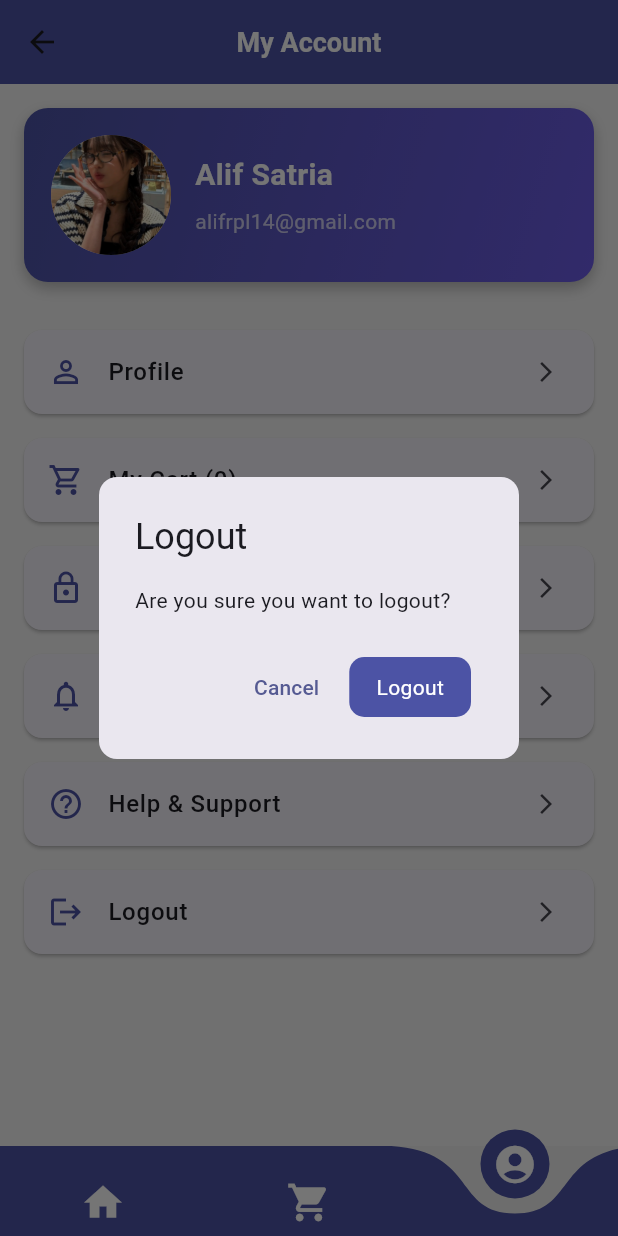
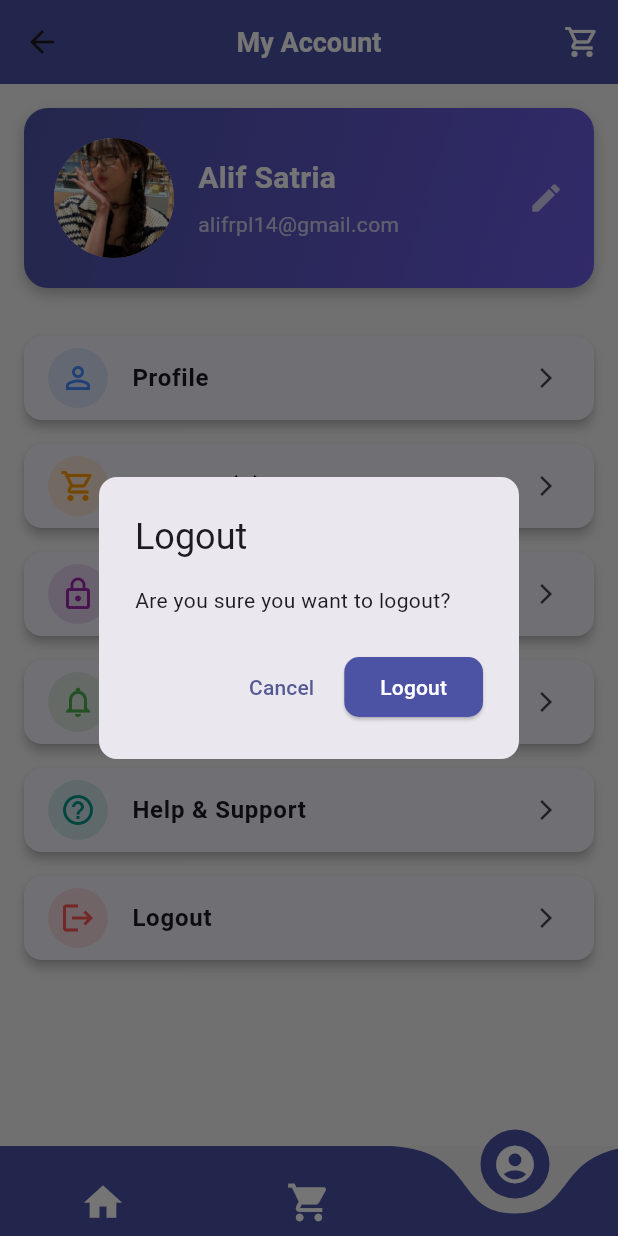
Before and after one commit to AlifSatriaa1/e-commerce-Flutter, a Flutter app: the HomePage screen opened by its route, item 3 of the bottom bar chosen, after a tap on "Logout", on a phone screen of 412 x 824 dp. Run offline on Flutter 3.47's test engine with Material 3 defaults, Android fonts, the phone set to English and light mode, and no system bars; drawn by our look-alikes of curved_navigation_bar; our stand-ins replace badges.

Commit message:
AccountPage_UI

```diff
--- a/lib/pages/account_page.dart
+++ b/lib/pages/account_page.dart
@@ -1,28 +1,62 @@
 import 'package:flutter/material.dart';
+import 'package:provider/provider.dart';
+import 'package:e_commerce/pages/cart_provider.dart';
 
-class AccountPage extends StatefulWidget {
-  final int cartCount;
-  const AccountPage({super.key, this.cartCount = 0});
+class AccountPage extends StatelessWidget {
+  const AccountPage({super.key});
 
-  @override
-  State<AccountPage> createState() => _AccountPageState();
-}
-
-class _AccountPageState extends State<AccountPage> {
   @override
   Widget build(BuildContext context) {
     const primary = Color(0xFF4C53A5);
+    final cartCount = context.watch<CartProvider>().cartItems.length;
 
     return Scaffold(
-      appBar: AppBar(title: const Text('My Account'), centerTitle: true),
+      appBar: AppBar(
+        title: const Text('My Account'),
+        centerTitle: true,
+        actions: [
+          // Cart button dengan badge
+          Stack(
+            alignment: Alignment.topRight,
+            children: [
+              IconButton(
+                icon: const Icon(Icons.shopping_cart_outlined, color: Colors.white),
+                onPressed: () => Navigator.pushNamed(context, '/cart'),
+              ),
+              if (cartCount > 0)
+                Positioned(
+                  right: 8,
+                  top: 8,
+                  child: Container(
+                    padding: const EdgeInsets.all(4),
+                    decoration: const BoxDecoration(
+                      color: Colors.red,
+                      shape: BoxShape.circle,
+                    ),
+                    child: Text(
+                      "$cartCount",
+                      style: const TextStyle(color: Colors.white, fontSize: 12),
+                    ),
+                  ),
+                ),
+            ],
+          ),
+        ],
+      ),
       body: SingleChildScrollView(
         padding: const EdgeInsets.all(16),
         child: Column(
           children: [
             // Profile header
-            Container(
+            GestureDetector(
+              onTap: () {
+                ScaffoldMessenger.of(context).showSnackBar(
+                  const SnackBar(content: Text("Profile tapped")),
+                );
+              },
+              child: Container(
                 width: double.infinity,
-              padding: const EdgeInsets.all(18),
+                padding: const EdgeInsets.all(20),
                 decoration: BoxDecoration(
                   gradient: const LinearGradient(
                     colors: [Color(0xFF4C53A5), Color(0xFF6C5CE7)],
@@ -40,9 +74,12 @@ class _AccountPageState extends State<AccountPage> {
                 ),
                 child: Row(
                   children: [
-                  const CircleAvatar(
+                    const Hero(
+                      tag: "profile_pic",
+                      child: CircleAvatar(
                         radius: 40,
                         backgroundImage: AssetImage('assets/images/profile.png'),
+                      ),
                     ),
                     const SizedBox(width: 16),
                     const Expanded(
@@ -65,31 +102,55 @@ class _AccountPageState extends State<AccountPage> {
                         ],
                       ),
                     ),
+                    const Icon(Icons.edit, color: Colors.white70),
                   ],
+                ),
               ),
             ),
 
             const SizedBox(height: 24),
 
-            _menuItem(context, Icons.person_outline, 'Profile', () {}),
+            // Menu items
+            _menuItem(
+              context,
+              Icons.person_outline,
+              'Profile',
+              Colors.blueAccent,
+              () {},
+            ),
             _menuItem(
               context,
               Icons.shopping_cart_outlined,
-              'My Cart (${widget.cartCount})',
+              'My Cart ($cartCount)',
+              Colors.orange,
               () => Navigator.pushNamed(context, '/cart'),
             ),
-            _menuItem(context, Icons.lock_outline, 'Change Password', () {}),
+            _menuItem(
+              context,
+              Icons.lock_outline,
+              'Change Password',
+              Colors.purple,
+              () {},
+            ),
             _menuItem(
               context,
               Icons.notifications_outlined,
               'Notifications',
+              Colors.green,
               () {},
             ),
-            _menuItem(context, Icons.help_outline, 'Help & Support', () {}),
+            _menuItem(
+              context,
+              Icons.help_outline,
+              'Help & Support',
+              Colors.teal,
+              () {},
+            ),
             _menuItem(
               context,
               Icons.logout,
               'Logout',
+              Colors.redAccent,
               () => _showLogoutDialog(context, primary),
             ),
           ],
@@ -102,16 +163,24 @@ class _AccountPageState extends State<AccountPage> {
     BuildContext context,
     IconData icon,
     String title,
+    Color color,
     VoidCallback onTap,
   ) {
     return Card(
       margin: const EdgeInsets.symmetric(vertical: 8),
       shape: RoundedRectangleBorder(borderRadius: BorderRadius.circular(12)),
+      elevation: 3,
+      child: InkWell(
+        borderRadius: BorderRadius.circular(12),
+        onTap: onTap,
         child: ListTile(
-        leading: Icon(icon, color: const Color(0xFF4C53A5)),
-        title: Text(title, style: const TextStyle(fontWeight: FontWeight.w500)),
+          leading: CircleAvatar(
+            backgroundColor: color.withOpacity(0.15),
+            child: Icon(icon, color: color),
+          ),
+          title: Text(title, style: const TextStyle(fontWeight: FontWeight.w600)),
           trailing: const Icon(Icons.arrow_forward_ios, size: 16),
-        onTap: onTap,
+        ),
       ),
     );
   }
@@ -128,26 +197,21 @@ class _AccountPageState extends State<AccountPage> {
             onPressed: () => Navigator.of(ctx).pop(),
             child: const Text('Cancel'),
           ),
-          GestureDetector(
-            onTap: () {
+          ElevatedButton(
+            style: ElevatedButton.styleFrom(
+              backgroundColor: primary,
+              shape: RoundedRectangleBorder(
+                borderRadius: BorderRadius.circular(10),
+              ),
+            ),
+            onPressed: () {
               Navigator.of(ctx).pop();
               Navigator.pushReplacementNamed(context, '/login');
               ScaffoldMessenger.of(context).showSnackBar(
                 const SnackBar(content: Text('Logout successful')),
               );
             },
-            child: Container(
-              padding: const EdgeInsets.symmetric(horizontal: 18, vertical: 10),
-              margin: const EdgeInsets.only(right: 8),
-              decoration: BoxDecoration(
-                color: primary,
-                borderRadius: BorderRadius.circular(10),
-              ),
-              child: const Text(
-                'Logout',
-                style: TextStyle(color: Colors.white),
-              ),
-            ),
+            child: const Text('Logout', style: TextStyle(color: Colors.white)),
           ),
         ],
       ),
--- a/lib/pages/list_chat.dart
+++ b/lib/pages/list_chat.dart
@@ -9,13 +9,13 @@ class ListChatPage extends StatelessWidget {
     final List<Map<String, dynamic>> chats = [
       {
         "name": "Toko A",
-        "avatar": "assets/images/profile.png",
+        "avatar": "assets/images/profile2.png",
         "lastMessage": "Produk masih ada kak",
         "unread": 2
       },
       {
         "name": "Toko B",
-        "avatar": "assets/images/profile.png",
+        "avatar": "assets/images/profile3.png",
         "lastMessage": "Terima kasih sudah order!",
         "unread": 0
       },
--- a/lib/widgets/items_widget.dart
+++ b/lib/widgets/items_widget.dart
@@ -27,32 +27,45 @@
       ),
       itemBuilder: (context, i) {
         final product = products[i];
-          return Container(
+        return InkWell(
+          borderRadius: BorderRadius.circular(18),
+          onTap: () {
+            ScaffoldMessenger.of(context).showSnackBar(
+              SnackBar(content: Text("Clicked ${product['name']}")),
+            );
+          },
+          child: Container(
             decoration: BoxDecoration(
               color: Colors.white,
               borderRadius: BorderRadius.circular(18),
               boxShadow: [
                 BoxShadow(
-                  color: Colors.black12,
-                  blurRadius: 6,
-                  offset: const Offset(0, 4),
-                )
+                  color: Colors.black.withOpacity(0.08),
+                  blurRadius: 10,
+                  spreadRadius: 2,
+                  offset: const Offset(0, 6),
+                ),
               ],
             ),
             child: Column(
               crossAxisAlignment: CrossAxisAlignment.start,
               children: [
+                // Gambar produk
                 Expanded(
                   child: ClipRRect(
-                    borderRadius:
-                        const BorderRadius.vertical(top: Radius.circular(18)),
+                    borderRadius: const BorderRadius.vertical(top: Radius.circular(18)),
                     child: Image.asset(
                       product["image"]!,
                       width: double.infinity,
                       fit: BoxFit.cover,
+                      errorBuilder: (ctx, err, stack) => Container(
+                        color: Colors.grey.shade200,
+                        child: const Icon(Icons.image_not_supported, size: 40, color: Colors.grey),
                       ),
                     ),
                   ),
+                ),
+                // Nama & harga
                 Padding(
                   padding: const EdgeInsets.all(12),
                   child: Column(
@@ -78,18 +91,27 @@
                               fontWeight: FontWeight.w600,
                             ),
                           ),
-                          IconButton(
-                            icon: const Icon(Icons.add_shopping_cart,
-                                color: Color(0xFF4C53A5)),
-                            onPressed: () {
+                          // Tombol tambah ke cart
+                          InkWell(
+                            borderRadius: BorderRadius.circular(30),
+                            onTap: () {
                               context.read<CartProvider>().addToCart(product);
                               ScaffoldMessenger.of(context).showSnackBar(
                                 SnackBar(
-                                  content: Text("${product['name']} added to cart"),
+                                  content: Text("${product['name']} ditambahkan ke keranjang 🛒"),
                                   duration: const Duration(seconds: 1),
+                                  behavior: SnackBarBehavior.floating,
                                 ),
                               );
                             },
+                            child: Container(
+                              padding: const EdgeInsets.all(6),
+                              decoration: const BoxDecoration(
+                                color: Color(0xFF4C53A5),
+                                shape: BoxShape.circle,
+                              ),
+                              child: const Icon(Icons.add, color: Colors.white, size: 18),
+                            ),
                           ),
                         ],
                       ),
@@ -98,6 +120,7 @@
                 ),
               ],
             ),
+          ),
         );
       },
     );
```
Also changed, not shown: assets/images/profile2.png (added), assets/images/profile3.png (added). Lines whose indentation alone changed are shown as unchanged.
